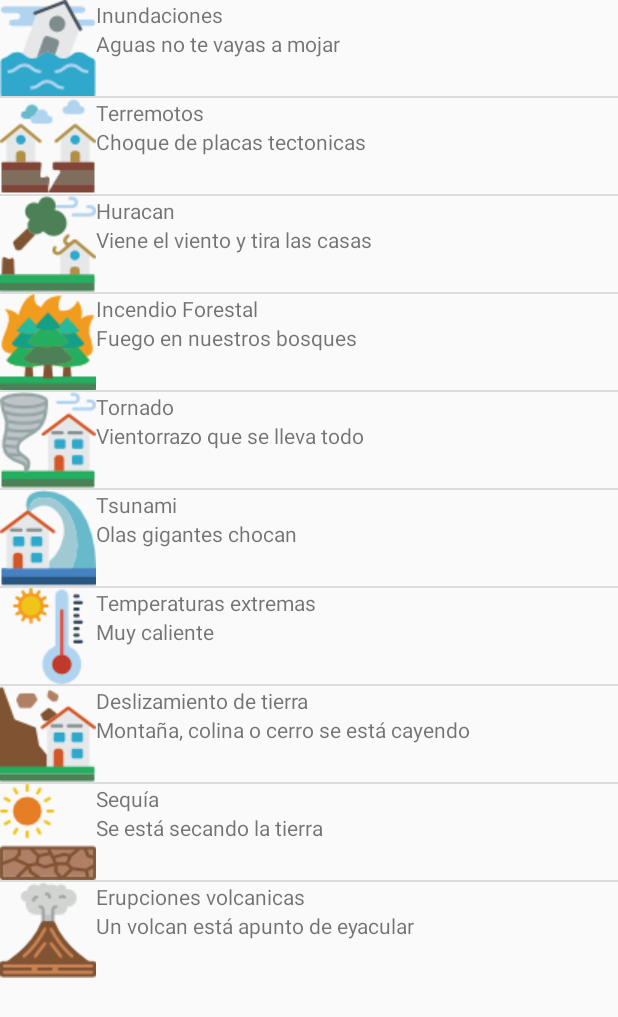
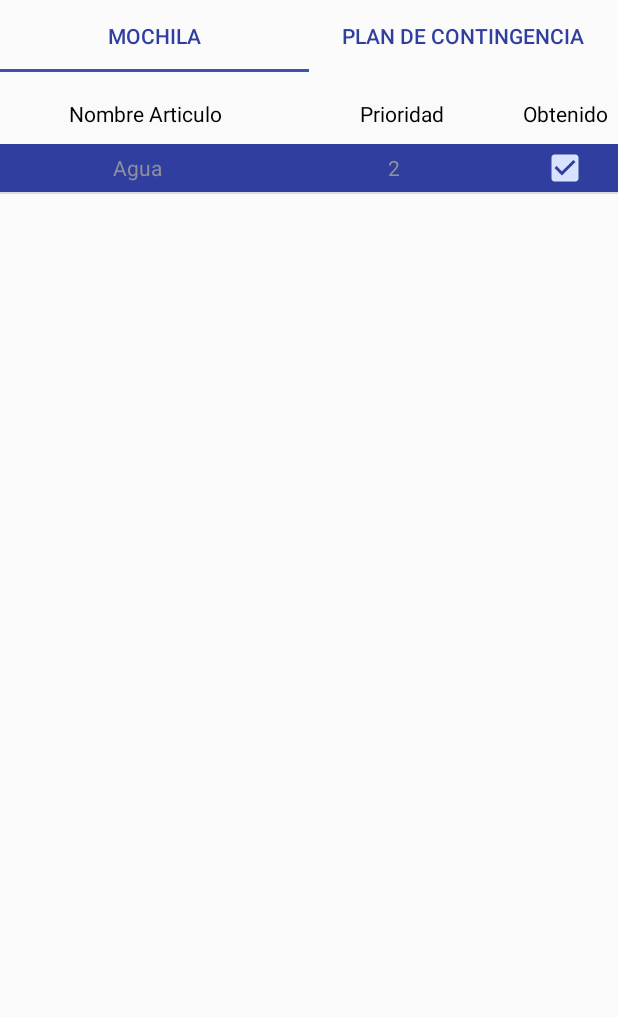
Before and after one commit to ODanielHernandez/losMijos, an Android app: the screen it shows after launch (MainActivity before the commit, fragment_holder after it), after a tap on "Inundaciones", on a phone screen of 412 x 824 dp. Shown: the top 1017 px of the screen. Run offline under Robolectric (Android 15) with nearby library versions, the phone set to English and light mode, and no system bars.

Commit message:
[ADD] ListView in fragment

```diff
--- a/app/src/main/java/com/losmijos/MainActivity.java
+++ b/app/src/main/java/com/losmijos/MainActivity.java
@@ -1,6 +1,7 @@
 package com.losmijos;
 
 import android.content.Intent;
+import android.net.Uri;
 import android.support.v7.app.AppCompatActivity;
 import android.os.Bundle;
 import android.view.View;
@@ -11,7 +12,7 @@ import android.widget.ListView;
 
 import java.util.ArrayList;
 
-public class MainActivity extends AppCompatActivity {
+public class MainActivity extends AppCompatActivity{
 
     private ListView lista;
     ArrayList<entidad> listaDesastres;
@@ -33,9 +34,9 @@ public class MainActivity extends AppCompatActivity {
         lista.setOnItemClickListener(new AdapterView.OnItemClickListener() {
             @Override
             public void onItemClick(AdapterView<?> adapterView, View view, int position, long l) {
-                Intent i = new Intent(MainActivity.this, tab_1.class);
-                Integer idDesastre =listaDesastres.get(position).getId_desastre();
-                i.putExtra("id", idDesastre);
+                Intent i = new Intent(MainActivity.this, fragment_holder.class);
+                //Integer idDesastre =listaDesastres.get(position).getId_desastre();
+                //i.putExtra("id", idDesastre);
                 MainActivity.this.startActivity(i);
             }
         });
@@ -49,13 +50,11 @@ public class MainActivity extends AppCompatActivity {
         listItems.add(new entidad(R.drawable.flood,"Inundaciones","Aguas no te vayas a mojar", 1));
         listItems.add(new entidad(R.drawable.earthquake,"Terremotos","Choque de placas tectonicas",2));
         listItems.add(new entidad(R.drawable.wind,"Huracan","Viene el viento y tira las casas",3));
-        listItems.add(new entidad(R.drawable.forest_fire,"Incendio Forestal","Fuego en nuestros bosques",4));
-        listItems.add(new entidad(R.drawable.tornado,"Tornado","Vientorrazo que se lleva todo",5));
-        listItems.add(new entidad(R.drawable.tsunami,"Tsunami","Olas gigantes chocan",6));
-        listItems.add(new entidad(R.drawable.temperature,"Temperaturas extremas","Muy caliente",7));
-        listItems.add(new entidad(R.drawable.landslide,"Deslizamiento de tierra","Montaña, colina o cerro se está cayendo",8));
-        listItems.add(new entidad(R.drawable.drought,"Sequía","Se está secando la tierra",9));
-        listItems.add(new entidad(R.drawable.volcano,"Erupciones volcanicas","Un volcan está apunto de eyacular",10));
+        listItems.add(new entidad(R.drawable.tornado,"Tornado","Vientorrazo que se lleva todo",4));
+        listItems.add(new entidad(R.drawable.tsunami,"Tsunami","Olas gigantes chocan",5));
+        listItems.add(new entidad(R.drawable.temperature,"Temperaturas extremas","Muy caliente",6));
+        listItems.add(new entidad(R.drawable.drought,"Sequía","Se está secando la tierra",7));
+        listItems.add(new entidad(R.drawable.volcano,"Erupciones volcanicas","Un volcan está apunto de eyacular",8));
 
 
 
--- a/app/src/main/java/com/losmijos/PageAdapter.java
+++ b/app/src/main/java/com/losmijos/PageAdapter.java
@@ -29,6 +29,6 @@ public class PageAdapter extends FragmentStatePagerAdapter {
 
     @Override
     public int getCount() {
-        return 0;
+        return numTabs;
     }
 }
--- /dev/null
+++ b/app/src/main/java/com/losmijos/adaptador_mochila.java
@@ -0,0 +1,58 @@
+package com.losmijos;
+
+import android.content.Context;
+import android.view.LayoutInflater;
+import android.view.View;
+import android.view.ViewGroup;
+import android.widget.BaseAdapter;
+import android.widget.CheckBox;
+import android.widget.TextView;
+
+import java.util.ArrayList;
+
+public class adaptador_mochila extends BaseAdapter {
+
+    private Context context;
+    private ArrayList<entidad_mochila> listItem;
+
+    public adaptador_mochila(Context context, ArrayList<entidad_mochila> listItem) {
+        this.context = context;
+        this.listItem = listItem;
+    }
+
+    @Override
+    public int getCount() {
+        return listItem.size();
+    }
+
+    @Override
+    public Object getItem(int position) {
+
+        return listItem.get(position);
+
+    }
+
+    @Override
+    public long getItemId(int position) {
+        return 0;
+    }
+
+    @Override
+    public View getView(int position, View convertView, ViewGroup parent) {
+        entidad_mochila Item = (entidad_mochila) getItem(position);
+
+
+        convertView = LayoutInflater.from(context).inflate(R.layout.mochila_list, null);
+
+        TextView nombre = (TextView) convertView.findViewById(R.id.nombre);
+        TextView prioridad = (TextView) convertView.findViewById(R.id.prioridad);
+        CheckBox obtenido = (CheckBox) convertView.findViewById(R.id.obtenido);
+
+
+        nombre.setText(Item.getNombre());
+        prioridad.setText(Item.getPrioridad());
+        obtenido.setChecked(Item.getObtenido());
+
+        return convertView;
+    }
+}
--- /dev/null
+++ b/app/src/main/java/com/losmijos/entidad_mochila.java
@@ -0,0 +1,26 @@
+package com.losmijos;
+
+public class entidad_mochila {
+
+    private String nombre;
+    private String prioridad;
+    private Boolean obtenido ;
+
+    public entidad_mochila(String nombre, String prioridad, Boolean obtenido) {
+        this.nombre = nombre;
+        this.prioridad = prioridad;
+        this.obtenido = obtenido;
+    }
+
+    public String getNombre() {
+        return nombre;
+    }
+
+    public String getPrioridad() {
+        return prioridad;
+    }
+
+    public boolean getObtenido() {
+        return obtenido;
+    }
+}
--- a/app/src/main/java/com/losmijos/fragment_holder.java
+++ b/app/src/main/java/com/losmijos/fragment_holder.java
@@ -8,7 +8,7 @@ import android.support.design.widget.TabLayout;
 import android.support.v4.view.PagerAdapter;
 import android.support.v4.view.ViewPager;
 
-public class fragment_holder extends AppCompatActivity implements tab_1.OnFragmentInteractionListener {
+public class fragment_holder extends AppCompatActivity implements tab_1.OnFragmentInteractionListener,tab_2.OnFragmentInteractionListener {
 
 
     @Override
--- a/app/src/main/java/com/losmijos/tab_1.java
+++ b/app/src/main/java/com/losmijos/tab_1.java
@@ -7,9 +7,16 @@ import android.support.v4.app.Fragment;
 import android.view.LayoutInflater;
 import android.view.View;
 import android.view.ViewGroup;
+import android.widget.ListView;
+
+import java.util.ArrayList;
 
 
 public class tab_1 extends Fragment {
+
+    private ListView listas;
+    ArrayList<entidad_mochila> listaArticulos;
+    private adaptador_mochila adaptador;
 
     private OnFragmentInteractionListener mListener;
 
@@ -24,17 +31,20 @@ public class tab_1 extends Fragment {
         // Inflate the layout for this fragment
         View v = inflater.inflate(R.layout.fragment_tab_1, container, false);
 
+        listas = (ListView) v.findViewById(R.id.listaArticulos);
+        adaptador = new adaptador_mochila(getActivity().getApplicationContext(), getArrayListItems());
+        listas.setAdapter(adaptador);
+        listaArticulos = new ArrayList<entidad_mochila>();
 
-        //int idDesastre = getIntent().getExtras().getInt("id");
 
         return v;
     }
 
-    // TODO: Rename method, update argument and hook method into UI event
-    public void onButtonPressed(Uri uri) {
-        if (mListener != null) {
-            mListener.onFragmentInteraction(uri);
-        }
+    public ArrayList<entidad_mochila> getArrayListItems(){
+        ArrayList<entidad_mochila> listItems = new ArrayList<>();
+        listItems.add(new entidad_mochila("Agua","2", true));
+
+        return listItems;
     }
 
 
--- a/app/src/main/java/com/losmijos/tab_2.java
+++ b/app/src/main/java/com/losmijos/tab_2.java
@@ -27,13 +27,6 @@ public class tab_2 extends Fragment {
         return v;
     }
 
-    // TODO: Rename method, update argument and hook method into UI event
-    public void onButtonPressed(Uri uri) {
-        if (mListener != null) {
-            mListener.onFragmentInteraction(uri);
-        }
-    }
-
 
     public interface OnFragmentInteractionListener {
         // TODO: Update argument type and name
--- a/app/src/main/res/layout/fragment_tab_1.xml
+++ b/app/src/main/res/layout/fragment_tab_1.xml
@@ -5,10 +5,44 @@
     android:layout_height="match_parent"
     tools:context=".tab_1">
 
-    <!-- TODO: Update blank fragment layout -->
-    <TextView
+  <LinearLayout
+        android:layout_width="match_parent"
+        android:layout_height="40dp">
+
+        <TextView
+            android:layout_width="wrap_content"
+            android:layout_height="match_parent"
+            android:text="Nombre Articulo"
+            android:textColor="#000"
+            android:layout_weight="1"
+            android:gravity="center"
+            />
+        <TextView
+            android:layout_width="wrap_content"
+            android:layout_weight="1"
+            android:textColor="#000"
+            android:layout_height="match_parent"
+            android:gravity="center"
+            android:text="Prioridad"
+
+            />
+            <TextView
+            android:layout_width="70dp"
+                android:textColor="#000"
+            android:layout_height="match_parent"
+            android:gravity="center"
+            android:text="Obtenido"
+
+            />
+
+    </LinearLayout>
+    <ListView
         android:layout_width="match_parent"
         android:layout_height="match_parent"
-        android:text="@string/hello_blank_fragment" />
+        android:paddingTop="40dp"
+        android:id="@+id/listaArticulos"
+        >
+
+    </ListView>
 
 </FrameLayout>
--- /dev/null
+++ b/app/src/main/res/layout/mochila_list.xml
@@ -0,0 +1,40 @@
+<?xml version="1.0" encoding="utf-8"?>
+<LinearLayout
+    xmlns:android="http://schemas.android.com/apk/res/android"
+    android:layout_width="fill_parent"
+    android:layout_height="80dp"
+    android:background="@color/colorPrimaryDark"
+    android:orientation="horizontal"
+    >
+
+    <TextView
+        android:layout_width="wrap_content"
+        android:layout_height="match_parent"
+        android:text="Saludos"
+        android:layout_weight="1"
+        android:gravity="center"
+        android:id="@+id/nombre"
+        />
+    <TextView
+        android:layout_width="wrap_content"
+        android:layout_weight="1"
+        android:layout_height="match_parent"
+        android:gravity="center"
+        android:text="3"
+
+        android:id="@+id/prioridad"
+        />
+    <LinearLayout
+        android:layout_width="70dp"
+        android:layout_height="match_parent"
+        android:gravity="center">
+
+        <CheckBox
+            android:id="@+id/obtenido"
+            android:layout_width="wrap_content"
+            android:layout_height="wrap_content"
+            android:gravity="center"/>
+    </LinearLayout>
+
+
+</LinearLayout>
```
Also changed, not shown: 1314 other files.
